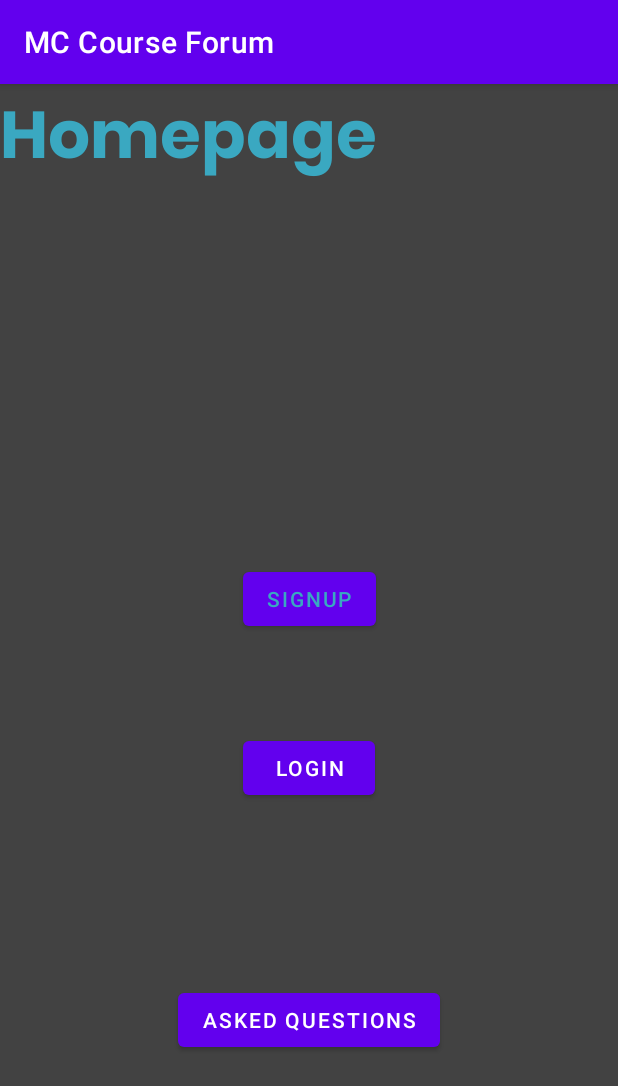
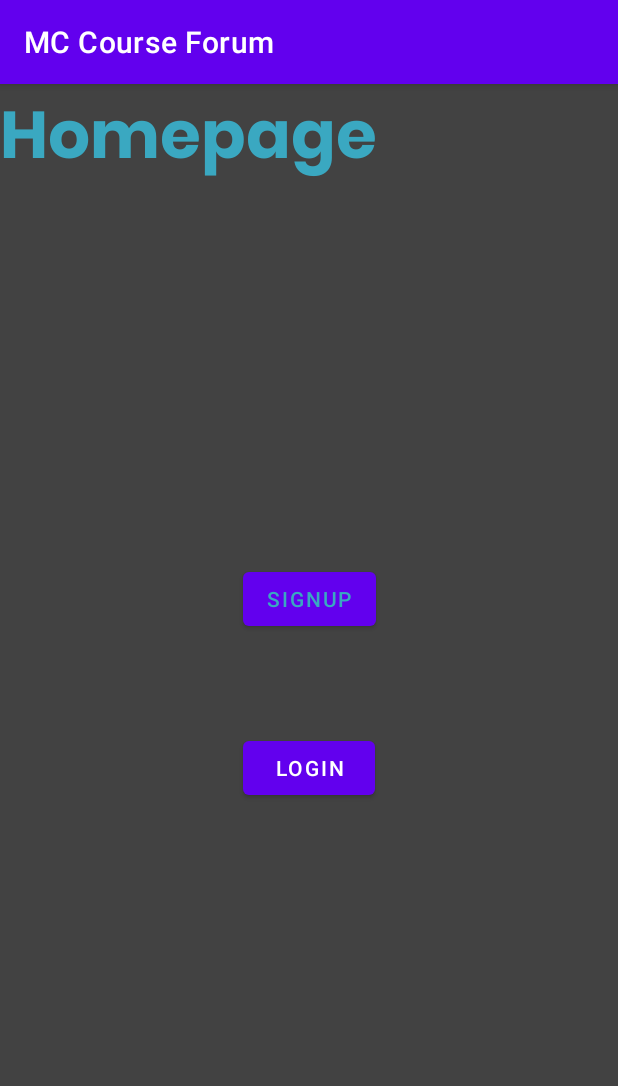
Before and after one commit to Thembanator1/MCCourseForum, an Android app: the screen it shows after launch (MainActivity), on a phone screen of 412 x 824 dp. Shown: the top 1086 px of the screen. Run offline under Robolectric (Android 15) with nearby library versions, the phone set to English and light mode, and no system bars.

Commit message:
amending errors

```diff
--- a/app/src/main/java/com/example/mccourseforum/QuestionsDisplay.java
+++ b/app/src/main/java/com/example/mccourseforum/QuestionsDisplay.java
@@ -35,6 +35,7 @@ public class QuestionsDisplay extends AppCompatActivity {
         setContentView(R.layout.activity_questions_display);
         loggedIn = j.getStringExtra("loggedUser");
         System.out.println(loggedIn);
+        //fdjxcvbfkvfnj
         c = findViewById(R.id.mainLayout);
         OkHttpClient client = new OkHttpClient();
 
--- a/app/src/main/res/layout/activity_main.xml
+++ b/app/src/main/res/layout/activity_main.xml
@@ -31,11 +31,6 @@
         app:layout_constraintEnd_toEndOf="parent"
         app:layout_constraintStart_toStartOf="parent" />
 
-    <LinearLayout
-        android:layout_width="match_parent"
-        android:layout_height="match_parent"
-        android:orientation="vertical"/>
-
     <RelativeLayout
             android:layout_width="match_parent"
             android:layout_height="wrap_content"
@@ -56,14 +51,4 @@
         tools:ignore="MissingConstraints" />
 
 
-    <Button
-        android:id="@+id/button3"
-        android:layout_width="wrap_content"
-        android:layout_height="wrap_content"
-        android:text="ASKED QUESTIONS"
-        app:layout_constraintBottom_toBottomOf="parent"
-        app:layout_constraintEnd_toEndOf="parent"
-        app:layout_constraintStart_toStartOf="parent"
-        app:layout_constraintTop_toBottomOf="@+id/button2" />
-
 </androidx.constraintlayout.widget.ConstraintLayout>
--- a/app/src/main/res/layout/activity_questions_display.xml
+++ b/app/src/main/res/layout/activity_questions_display.xml
@@ -23,7 +23,7 @@
 
     <ScrollView
         android:layout_width="match_parent"
-        android:layout_height="478dp">
+        android:layout_height="395dp">
 
         <LinearLayout
             android:id="@+id/mainLayout"
```
